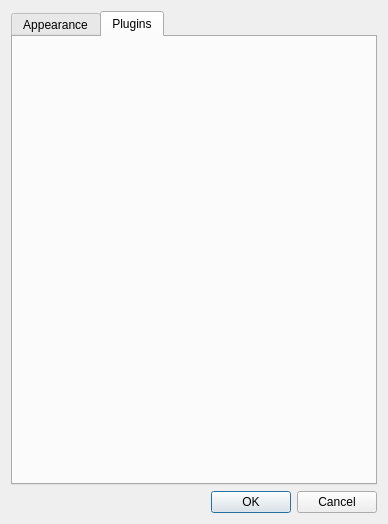
Old version of the form gui/settings_dialog.ui in the repository Kolcha/DigitalClock4.
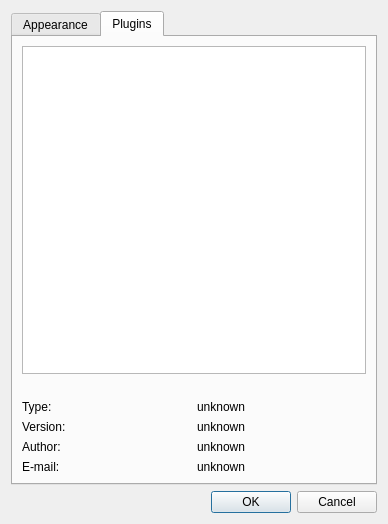
New version of the form. The open tabs and pages were chosen to show the change.

Commit message:
implemented plugins tab
branch : plugins_gui

The edit to the form file:
```diff
--- a/gui/settings_dialog.ui
+++ b/gui/settings_dialog.ui
@@ -322,6 +322,78 @@
       <attribute name="title">
        <string>Plugins</string>
       </attribute>
+      <layout class="QVBoxLayout" name="verticalLayout_4">
+       <item>
+        <widget class="QListWidget" name="plugins_list"/>
+       </item>
+       <item>
+        <widget class="QLabel" name="p_comment">
+         <property name="text">
+          <string>&lt;no comment&gt;</string>
+         </property>
+        </widget>
+       </item>
+       <item>
+        <layout class="QGridLayout" name="gridLayout_3">
+         <item row="0" column="0">
+          <widget class="QLabel" name="p_type_label">
+           <property name="text">
+            <string>Type:</string>
+           </property>
+          </widget>
+         </item>
+         <item row="0" column="1">
+          <widget class="QLabel" name="p_type_value">
+           <property name="text">
+            <string>unknown</string>
+           </property>
+          </widget>
+         </item>
+         <item row="1" column="0">
+          <widget class="QLabel" name="p_version_label">
+           <property name="text">
+            <string>Version:</string>
+           </property>
+          </widget>
+         </item>
+         <item row="1" column="1">
+          <widget class="QLabel" name="p_version_value">
+           <property name="text">
+            <string>unknown</string>
+           </property>
+          </widget>
+         </item>
+         <item row="2" column="0">
+          <widget class="QLabel" name="p_author_label">
+           <property name="text">
+            <string>Author:</string>
+           </property>
+          </widget>
+         </item>
+         <item row="2" column="1">
+          <widget class="QLabel" name="p_author_value">
+           <property name="text">
+            <string>unknown</string>
+           </property>
+          </widget>
+         </item>
+         <item row="3" column="0">
+          <widget class="QLabel" name="p_e_mail_label">
+           <property name="text">
+            <string>E-mail:</string>
+           </property>
+          </widget>
+         </item>
+         <item row="3" column="1">
+          <widget class="QLabel" name="p_e_mail_value">
+           <property name="text">
+            <string>unknown</string>
+           </property>
+          </widget>
+         </item>
+        </layout>
+       </item>
+      </layout>
      </widget>
     </widget>
    </item>
```
The commit also changes 2 other files.
